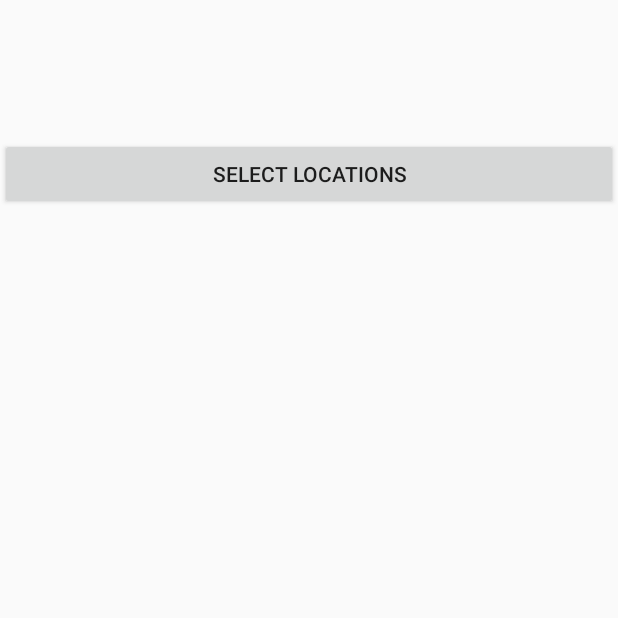
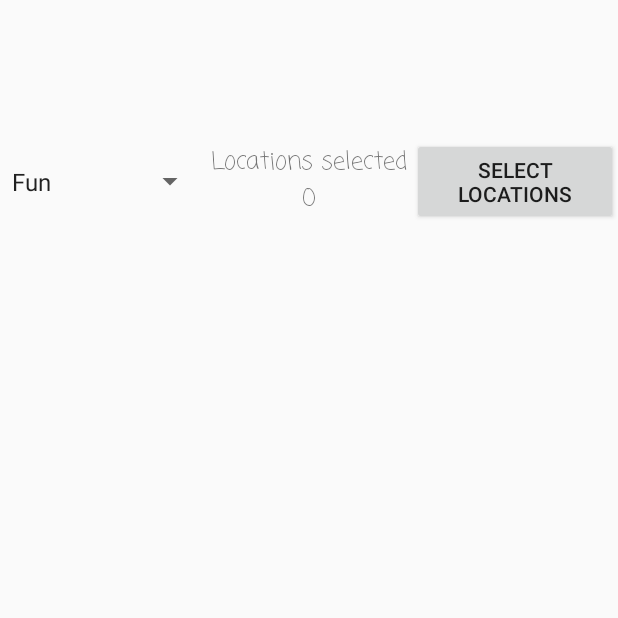
Before and after one commit to Tzeusy/TourismApp, an Android app: the ItineraryPage screen opened directly, with no data from a screen before it, on a phone screen of 412 x 824 dp, the top half of it. Run offline under Robolectric (Android 15) with nearby library versions, the light colour scheme and no system bars; 10 statements that could not run were skipped.

Commit message:
Added support for multiple attraction genres

```diff
--- a/TourismAppTwo/app/src/main/java/com/example/tze/tourismapptwo/ItineraryPage.java
+++ b/TourismAppTwo/app/src/main/java/com/example/tze/tourismapptwo/ItineraryPage.java
@@ -1,5 +1,6 @@
 package com.example.tze.tourismapptwo;
 
+import android.app.Activity;
 import android.content.Context;
 import android.content.Intent;
 import android.content.SharedPreferences;
@@ -9,7 +10,10 @@ import android.support.v7.app.AppCompatActivity;
 import android.os.Bundle;
 import android.util.Log;
 import android.view.View;
+import android.widget.AdapterView;
+import android.widget.ArrayAdapter;
 import android.widget.ImageView;
+import android.widget.Spinner;
 import android.widget.TextView;
 import android.widget.Toast;
 
@@ -24,24 +28,58 @@ import java.io.InputStreamReader;
 import java.net.HttpURLConnection;
 import java.net.MalformedURLException;
 import java.net.URL;
+import java.util.ArrayList;
 import java.util.HashMap;
+import java.util.Map;
 
 public class ItineraryPage extends AppCompatActivity {
 
     private static final String TAG = "ITINERARY_ACTIVITY";
 
-    private HashMap<String, String> weatherTags;
+    private ArrayList<String> selectedLocations;
     private TextView weatherTemperatureTextView;
     private ImageView weatherIconImageView;
+    private Spinner locationGenreSpinner;
+    private TextView locationCountTextView;
 
     @Override
     protected void onCreate(Bundle savedInstanceState) {
         super.onCreate(savedInstanceState);
         setContentView(R.layout.activity_itinerary_page);
+
+        locationGenreSpinner = (Spinner)findViewById(R.id.location_genre_spinner);
+        ArrayAdapter<CharSequence> spinnerAdapter = ArrayAdapter.createFromResource(this, R.array.locations_genre_array, android.R.layout.simple_spinner_item);
+        spinnerAdapter.setDropDownViewResource(android.R.layout.simple_spinner_dropdown_item);
+        locationGenreSpinner.setAdapter(spinnerAdapter);
+        locationGenreSpinner.setOnItemSelectedListener(new LocationGenreSpinnerActivity());
+
         weatherTemperatureTextView = (TextView)findViewById(R.id.weather_temperature_text_view);
         weatherIconImageView = (ImageView)findViewById(R.id.weather_icon_image_view);
+        locationCountTextView = (TextView)findViewById(R.id.location_count_text_view);
 
+        updateSelectedLocations();
         (new GetWeatherTask()).execute();
+    }
+
+    @Override
+    protected void onResume() {
+        super.onResume();
+        updateSelectedLocations();
+    }
+
+    private void updateSelectedLocations() {
+        String genre = locationGenreSpinner.getSelectedItem().toString();
+        Log.d(TAG, "Current spinner item: " + genre);
+        // use genre instead of selected_locations
+        SharedPreferences prefs = getBaseContext().getSharedPreferences("selected_locations", Context.MODE_PRIVATE);
+        Map<String,Boolean> map = (Map<String,Boolean>)prefs.getAll();
+
+        ArrayList<String> list = new ArrayList<>();
+        for (Map.Entry<String,Boolean> entry: map.entrySet()) {
+            if (entry.getValue()) list.add(entry.getKey());
+        }
+        selectedLocations = list;
+        locationCountTextView.setText("Locations selected " + selectedLocations.size());
     }
 
     private class GetWeatherTask extends AsyncTask<Void, Void, JSONObject> {
@@ -130,9 +168,20 @@ public class ItineraryPage extends AppCompatActivity {
         }
     }
 
+    private class LocationGenreSpinnerActivity extends Activity implements AdapterView.OnItemSelectedListener {
+        public void onItemSelected(AdapterView parent, View view, int pos, long id) {
+            //String genre = (String)parent.getItemAtPosition(pos);
+            updateSelectedLocations();
+        }
+
+        public void onNothingSelected(AdapterView parent) {
+        }
+    }
+
     public void selectLocationButtonListener(View v) {
         Context context = v.getContext();
         Intent intent = new Intent(context, LocationSelectionPage.class);
+        intent.putExtra("genre", locationGenreSpinner.getSelectedItem().toString());
         startActivity(intent);
     }
 }
--- a/TourismAppTwo/app/src/main/res/layout/activity_itinerary_page.xml
+++ b/TourismAppTwo/app/src/main/res/layout/activity_itinerary_page.xml
@@ -18,10 +18,10 @@
             android:layout_width="wrap_content"
             android:layout_height="match_parent"
             android:layout_weight="1"
+            android:fontFamily="casual"
             android:gravity="center_vertical"
             android:textAlignment="textEnd"
-            android:fontFamily="casual"
-            android:textSize="36dp" />
+            android:textSize="36sp" />
 
         <ImageView
             android:id="@+id/weather_icon_image_view"
@@ -36,12 +36,42 @@
         android:layout_weight="1"
         android:orientation="vertical">
 
-        <Button
-            android:id="@+id/select_locations_button"
+        <LinearLayout
             android:layout_width="match_parent"
             android:layout_height="wrap_content"
-            android:onClick="selectLocationButtonListener"
-            android:text="Select Locations" />
+            android:orientation="horizontal">
+
+            <Spinner
+                android:id="@+id/location_genre_spinner"
+                android:layout_width="match_parent"
+                android:layout_height="match_parent"
+                android:layout_weight="1" />
+
+            <TextView
+                android:id="@+id/location_count_text_view"
+                android:layout_width="match_parent"
+                android:layout_height="match_parent"
+                android:layout_weight="1"
+                android:fontFamily="casual"
+                android:gravity="center"
+                android:text="Locations selected 0"
+                android:textSize="16sp" />
+
+            <Button
+                android:id="@+id/select_locations_button"
+                android:layout_width="match_parent"
+                android:layout_height="match_parent"
+                android:layout_weight="1"
+                android:onClick="selectLocationButtonListener"
+                android:text="Select Locations" />
+
+        </LinearLayout>
+
+        <LinearLayout
+            android:layout_width="match_parent"
+            android:layout_height="match_parent"
+            android:layout_weight="1"
+            android:orientation="vertical"></LinearLayout>
     </LinearLayout>
 
 </android.widget.LinearLayout>
--- a/TourismAppTwo/app/src/main/res/layout/location_recycler_item.xml
+++ b/TourismAppTwo/app/src/main/res/layout/location_recycler_item.xml
@@ -8,7 +8,7 @@
         android:layout_height="60dp"
         android:layout_weight="1"
         android:fontFamily="casual"
-        android:textSize="20dp"
+        android:textSize="20sp"
         android:textAlignment="center"
         android:gravity="center_vertical"
         android:text="TextView" />
--- a/TourismAppTwo/app/src/main/res/values/strings.xml
+++ b/TourismAppTwo/app/src/main/res/values/strings.xml
@@ -25,4 +25,10 @@
     <string name="hello_blank_fragment">Hello blank fragment</string>
     <string name="CurrentLocation">You are currently in </string>
     <string name="maplocation">Singapore</string>
+
+    <string-array name="locations_genre_array">
+        <item>Fun</item>
+        <item>Not Fun</item>
+        <item>Children</item>
+    </string-array>
 </resources>
```
Also changed, not shown: TourismAppTwo/app/src/main/java/com/example/tze/tourismapptwo/LocationAdapter.java (+5 -8 lines), TourismAppTwo/app/src/main/java/com/example/tze/tourismapptwo/LocationSelectionPage.java (+6 -1 lines), TourismAppTwo/app/src/main/res/layout/activity_location_selection_page.xml (+4 -3 lines), TourismAppTwo/app/src/main/res/drawable/default_location_image.jpg (added).
